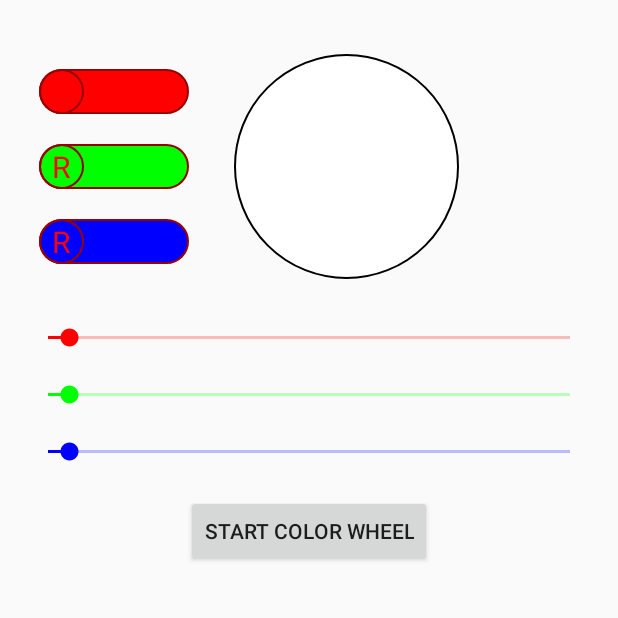
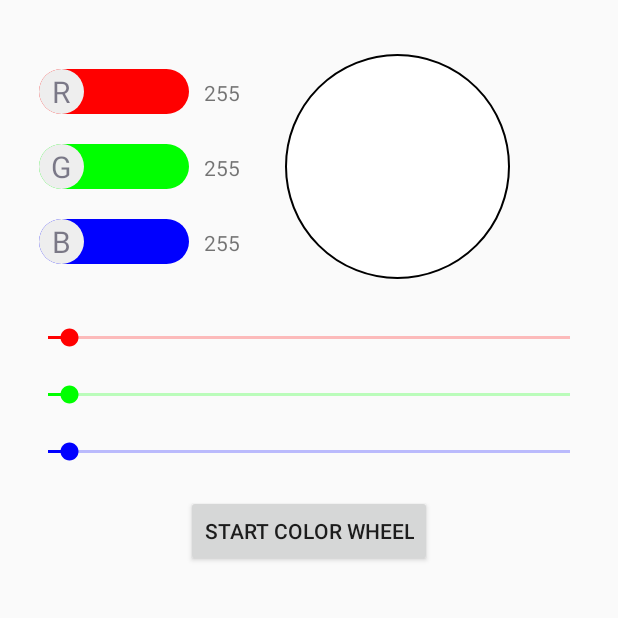
Before and after one commit to hmkcode/Android, an Android app: the screen it shows after launch (MainActivity), after a tap on "START COLOR WHEEL", on a phone screen of 412 x 824 dp, the top half of it. Run offline under Robolectric (Android 15) with nearby library versions, the phone set to English and light mode, and no system bars.

Commit message:
added color value textfield

```diff
--- a/ColorWheel/app/src/main/java/com/colorwheel/practice/colorwheel/MainActivity.java
+++ b/ColorWheel/app/src/main/java/com/colorwheel/practice/colorwheel/MainActivity.java
@@ -26,7 +26,7 @@ public class MainActivity extends AppCompatActivity {
     private View redChipView;
     private View greenChipView;
     private View blueChipView;
-    private TextView tag;
+    private TextView redTag , greenTag , blueTag;
     private static Handler mHandler;
     private FrameLayout tagHolder;
 
@@ -73,15 +73,27 @@ public class MainActivity extends AppCompatActivity {
                 }
 
                 // setbackground of color wheel from combining
+
                 ((GradientDrawable) colorWheel.getBackground()).setColor(Color.rgb(red, green, blue));
 
+                if(!(blue<255 || red<255 || green < 255)){
+                    findViewById(R.id.progressBar).setVisibility(View.GONE);
+                    //enable btn
+                    findViewById(R.id.startColorWheelBtn).setEnabled(true);
+                }
+
             }
+
+
+
         };
 
         findViewById(R.id.startColorWheelBtn).setOnClickListener(new View.OnClickListener() {
             @Override
             public void onClick(View view) {
 
+                findViewById(R.id.progressBar).setVisibility(View.VISIBLE);
+                findViewById(R.id.startColorWheelBtn).setEnabled(false);
                 // starting red thread
                 new ThreadMas()
                         .setColorType(Constants.RED)
@@ -114,14 +126,17 @@ public class MainActivity extends AppCompatActivity {
         switch (colorType){
             case Constants.RED:
                 tagHolder = (FrameLayout) redChipView.findViewById(R.id.tagHolder);
-                ((GradientDrawable) tagHolder.getBackground()).setColor(Color.rgb(value,0,0));
+                ((TextView) redChipView.findViewById(R.id.indColorValue)).setText(value+"");
+                ((GradientDrawable) tagHolder.getBackground()).setColor(Color.rgb(value, 0, 0));
                 break;
             case Constants.GREEN:
                 tagHolder = (FrameLayout) greenChipView.findViewById(R.id.tagHolder);
+                ((TextView) greenChipView.findViewById(R.id.indColorValue)).setText(value+"");
                 ((GradientDrawable) tagHolder.getBackground()).setColor(Color.rgb(0,value,0));
                 break;
             case Constants.BLUE:
                 tagHolder = (FrameLayout) blueChipView.findViewById(R.id.tagHolder);
+                ((TextView) blueChipView.findViewById(R.id.indColorValue)).setText(value+"");
                 ((GradientDrawable) tagHolder.getBackground()).setColor(Color.rgb(0,0,value));
                 break;
         }
@@ -136,6 +151,17 @@ public class MainActivity extends AppCompatActivity {
 
         // init color wheel
         red = green = blue = 0;
+
+        redTag = (TextView) redChipView.findViewById(R.id.Tag);
+        greenTag  = (TextView) greenChipView.findViewById(R.id.Tag);
+        blueTag = (TextView) blueChipView.findViewById(R.id.Tag);
+
+        redTag.setText("R");
+        redTag.setTextColor(R.color.Red);
+        greenTag.setText("G");
+        greenTag.setTextColor(R.color.Green);
+        blueTag.setText("B");
+        blueTag.setTextColor(R.color.Blue);
 
 
     }
--- a/ColorWheel/app/src/main/res/drawable/chip_bg.xml
+++ b/ColorWheel/app/src/main/res/drawable/chip_bg.xml
@@ -4,7 +4,5 @@
 
     <size android:height="10dp" android:width="10dp"/>
     <corners android:radius="30dp"/>
-    <stroke android:width="1dp" android:color="#990000"/>
-
 
 </shape>
--- a/ColorWheel/app/src/main/res/drawable/tag_bg.xml
+++ b/ColorWheel/app/src/main/res/drawable/tag_bg.xml
@@ -3,6 +3,6 @@
     android:shape="oval">
 
     <size android:width="100dp" android:height="100dp"/>
-    <stroke android:width="1dp" android:color="#990000"/>
+    <solid android:color="#eeeeee"/>
 
 </shape>
--- a/ColorWheel/app/src/main/res/layout/activity_main.xml
+++ b/ColorWheel/app/src/main/res/layout/activity_main.xml
@@ -45,6 +45,7 @@
         android:layout_toRightOf="@+id/chipHolder">
 
         <TextView
+            android:paddingBottom="10dp"
             android:id="@+id/colorWheel"
             android:layout_width="150dp"
             android:layout_height="150dp"
@@ -94,10 +95,18 @@
         android:id="@+id/startColorWheelBtn"
         android:layout_width="wrap_content"
         android:layout_height="wrap_content"
-        android:layout_below="@+id/seekerHolder"
+        android:layout_below="@+id/progressBar"
         android:layout_centerHorizontal="true"
         android:layout_marginTop="20dp"
         android:text="Start Color Wheel" />
 
+    <ProgressBar
+        android:visibility="gone"
+        android:layout_centerHorizontal="true"
+        android:layout_width="wrap_content"
+        android:layout_height="wrap_content"
+        android:id="@+id/progressBar"
+        android:layout_below="@+id/seekerHolder" />
+
 
 </RelativeLayout>
--- a/ColorWheel/app/src/main/res/layout/chip_layout.xml
+++ b/ColorWheel/app/src/main/res/layout/chip_layout.xml
@@ -21,4 +21,13 @@
             android:textSize="20sp" />
 
     </FrameLayout>
+
+    <TextView
+        android:id="@+id/indColorValue"
+        android:paddingTop="6dp"
+        android:paddingLeft="10dp"
+        android:text="255"
+        android:layout_width="wrap_content"
+        android:layout_height="wrap_content" />
+
 </LinearLayout>
```
